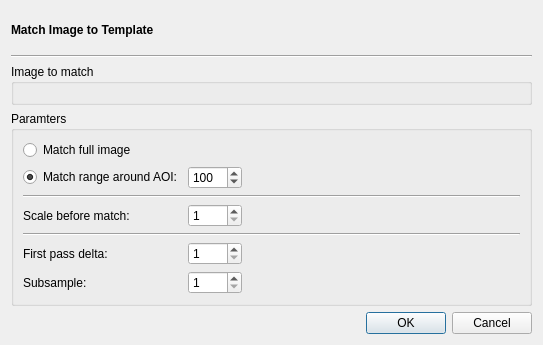
Old version of the form src/plugins/measurematchdialog.ui in the repository braeun/FitsIP.
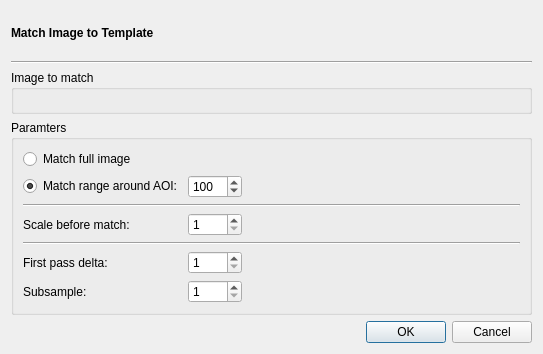
New version of the form. Custom widgets are drawn as their Qt base class.

What changed in the file:
```diff
--- a/src/plugins/measurematchdialog.ui
+++ b/src/plugins/measurematchdialog.ui
@@ -7,7 +7,7 @@
     <x>0</x>
     <y>0</y>
     <width>543</width>
-    <height>345</height>
+    <height>354</height>
    </rect>
   </property>
   <property name="windowTitle">
```
Left out of the diff: 8 changed lines with no effect on the pictures.
